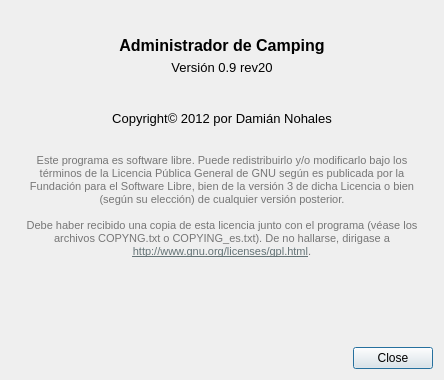
Qt form src/ui/DialogAbout.ui (dnohales/camping) before a commit.
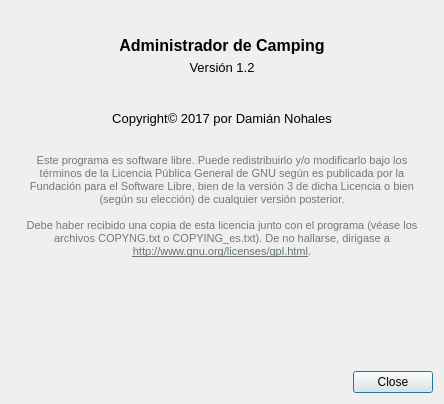
The same form after that commit. Icons and pictures are not drawn.

```diff
--- a/src/ui/DialogAbout.ui
+++ b/src/ui/DialogAbout.ui
@@ -7,7 +7,7 @@
     <x>0</x>
     <y>0</y>
     <width>444</width>
-    <height>380</height>
+    <height>404</height>
    </rect>
   </property>
   <property name="sizePolicy">
@@ -39,10 +39,10 @@
       <string>&lt;!DOCTYPE HTML PUBLIC &quot;-//W3C//DTD HTML 4.0//EN&quot; &quot;http://www.w3.org/TR/REC-html40/strict.dtd&quot;&gt;
 &lt;html&gt;&lt;head&gt;&lt;meta name=&quot;qrichtext&quot; content=&quot;1&quot; /&gt;&lt;style type=&quot;text/css&quot;&gt;
 p, li { white-space: pre-wrap; }
-&lt;/style&gt;&lt;/head&gt;&lt;body style=&quot; font-family:'Sans'; font-size:10pt; font-weight:400; font-style:normal;&quot;&gt;
+&lt;/style&gt;&lt;/head&gt;&lt;body style=&quot; font-family:'MS Shell Dlg 2'; font-size:8pt; font-weight:400; font-style:normal;&quot;&gt;
 &lt;p align=&quot;center&quot; style=&quot; margin-top:0px; margin-bottom:0px; margin-left:0px; margin-right:0px; -qt-block-indent:0; text-indent:0px;&quot;&gt;&lt;img src=&quot;:/imgs/tent.png&quot; /&gt;&lt;/p&gt;
-&lt;p align=&quot;center&quot; style=&quot; margin-top:0px; margin-bottom:0px; margin-left:0px; margin-right:0px; -qt-block-indent:0; text-indent:0px;&quot;&gt;&lt;span style=&quot; font-size:12pt; font-weight:600;&quot;&gt;Administrador de Camping&lt;/span&gt;&lt;/p&gt;
-&lt;p align=&quot;center&quot; style=&quot; margin-top:5px; margin-bottom:0px; margin-left:0px; margin-right:0px; -qt-block-indent:0; text-indent:0px;&quot;&gt;Versión 0.9 rev20&lt;/p&gt;&lt;/body&gt;&lt;/html&gt;</string>
+&lt;p align=&quot;center&quot; style=&quot; margin-top:0px; margin-bottom:0px; margin-left:0px; margin-right:0px; -qt-block-indent:0; text-indent:0px;&quot;&gt;&lt;span style=&quot; font-family:'Sans'; font-size:12pt; font-weight:600;&quot;&gt;Administrador de Camping&lt;/span&gt;&lt;/p&gt;
+&lt;p align=&quot;center&quot; style=&quot; margin-top:5px; margin-bottom:0px; margin-left:0px; margin-right:0px; -qt-block-indent:0; text-indent:0px;&quot;&gt;&lt;span style=&quot; font-family:'Sans'; font-size:10pt;&quot;&gt;Versión 1.2&lt;/span&gt;&lt;/p&gt;&lt;/body&gt;&lt;/html&gt;</string>
      </property>
      <property name="alignment">
       <set>Qt::AlignCenter</set>
@@ -68,18 +68,18 @@
       <string>&lt;!DOCTYPE HTML PUBLIC &quot;-//W3C//DTD HTML 4.0//EN&quot; &quot;http://www.w3.org/TR/REC-html40/strict.dtd&quot;&gt;
 &lt;html&gt;&lt;head&gt;&lt;meta name=&quot;qrichtext&quot; content=&quot;1&quot; /&gt;&lt;style type=&quot;text/css&quot;&gt;
 p, li { white-space: pre-wrap; }
-&lt;/style&gt;&lt;/head&gt;&lt;body style=&quot; font-family:'Sans'; font-size:10pt; font-weight:400; font-style:normal;&quot;&gt;
-&lt;p align=&quot;center&quot; style=&quot; margin-top:0px; margin-bottom:0px; margin-left:0px; margin-right:0px; -qt-block-indent:0; text-indent:0px;&quot;&gt;Copyright© 2012 por Damián Nohales&lt;/p&gt;
-&lt;p align=&quot;center&quot; style=&quot;-qt-paragraph-type:empty; margin-top:0px; margin-bottom:0px; margin-left:0px; margin-right:0px; -qt-block-indent:0; text-indent:0px; font-size:9pt; color:#838383;&quot;&gt;&lt;/p&gt;
-&lt;p align=&quot;center&quot; style=&quot;-qt-paragraph-type:empty; margin-top:0px; margin-bottom:0px; margin-left:0px; margin-right:0px; -qt-block-indent:0; text-indent:0px; font-size:9pt; color:#838383;&quot;&gt;&lt;/p&gt;
-&lt;p align=&quot;center&quot; style=&quot; margin-top:0px; margin-bottom:0px; margin-left:0px; margin-right:0px; -qt-block-indent:0; text-indent:0px;&quot;&gt;&lt;span style=&quot; font-size:8pt; color:#767676;&quot;&gt;Este programa es software libre. Puede redistribuirlo y/o modificarlo bajo los&lt;/span&gt;&lt;/p&gt;
-&lt;p align=&quot;center&quot; style=&quot; margin-top:0px; margin-bottom:0px; margin-left:0px; margin-right:0px; -qt-block-indent:0; text-indent:0px;&quot;&gt;&lt;span style=&quot; font-size:8pt; color:#767676;&quot;&gt;términos de la Licencia Pública General de GNU según es publicada por la&lt;/span&gt;&lt;/p&gt;
-&lt;p align=&quot;center&quot; style=&quot; margin-top:0px; margin-bottom:0px; margin-left:0px; margin-right:0px; -qt-block-indent:0; text-indent:0px;&quot;&gt;&lt;span style=&quot; font-size:8pt; color:#767676;&quot;&gt;Fundación para el Software Libre, bien de la versión 3 de dicha Licencia o bien&lt;/span&gt;&lt;/p&gt;
-&lt;p align=&quot;center&quot; style=&quot; margin-top:0px; margin-bottom:0px; margin-left:0px; margin-right:0px; -qt-block-indent:0; text-indent:0px;&quot;&gt;&lt;span style=&quot; font-size:8pt; color:#767676;&quot;&gt;(según su elección) de cualquier versión posterior.&lt;/span&gt;&lt;/p&gt;
-&lt;p align=&quot;center&quot; style=&quot;-qt-paragraph-type:empty; margin-top:0px; margin-bottom:0px; margin-left:0px; margin-right:0px; -qt-block-indent:0; text-indent:0px; font-size:8pt; color:#767676;&quot;&gt;&lt;/p&gt;
-&lt;p align=&quot;center&quot; style=&quot; margin-top:0px; margin-bottom:0px; margin-left:0px; margin-right:0px; -qt-block-indent:0; text-indent:0px;&quot;&gt;&lt;span style=&quot; font-size:8pt; color:#767676;&quot;&gt;Debe haber recibido una copia de esta licencia junto con el programa (véase los&lt;/span&gt;&lt;/p&gt;
-&lt;p align=&quot;center&quot; style=&quot; margin-top:0px; margin-bottom:0px; margin-left:0px; margin-right:0px; -qt-block-indent:0; text-indent:0px;&quot;&gt;&lt;span style=&quot; font-size:8pt; color:#767676;&quot;&gt;archivos COPYNG.txt o COPYING_es.txt). De no hallarse, dirigase a&lt;/span&gt;&lt;/p&gt;
-&lt;p align=&quot;center&quot; style=&quot; margin-top:0px; margin-bottom:0px; margin-left:0px; margin-right:0px; -qt-block-indent:0; text-indent:0px;&quot;&gt;&lt;a href=&quot;http://www.gnu.org/licenses/gpl.html&quot;&gt;&lt;span style=&quot; font-size:8pt; text-decoration: underline; color:#647376;&quot;&gt;http://www.gnu.org/licenses/gpl.html&lt;/span&gt;&lt;/a&gt;&lt;span style=&quot; font-size:8pt; color:#767676;&quot;&gt;.&lt;/span&gt;&lt;/p&gt;&lt;/body&gt;&lt;/html&gt;</string>
+&lt;/style&gt;&lt;/head&gt;&lt;body style=&quot; font-family:'MS Shell Dlg 2'; font-size:8pt; font-weight:400; font-style:normal;&quot;&gt;
+&lt;p align=&quot;center&quot; style=&quot; margin-top:0px; margin-bottom:0px; margin-left:0px; margin-right:0px; -qt-block-indent:0; text-indent:0px;&quot;&gt;&lt;span style=&quot; font-family:'Sans'; font-size:10pt;&quot;&gt;Copyright© 2017 por Damián Nohales&lt;/span&gt;&lt;/p&gt;
+&lt;p align=&quot;center&quot; style=&quot;-qt-paragraph-type:empty; margin-top:0px; margin-bottom:0px; margin-left:0px; margin-right:0px; -qt-block-indent:0; text-indent:0px; font-family:'Sans'; font-size:9pt; color:#838383;&quot;&gt;&lt;br /&gt;&lt;/p&gt;
+&lt;p align=&quot;center&quot; style=&quot;-qt-paragraph-type:empty; margin-top:0px; margin-bottom:0px; margin-left:0px; margin-right:0px; -qt-block-indent:0; text-indent:0px; font-family:'Sans'; font-size:9pt; color:#838383;&quot;&gt;&lt;br /&gt;&lt;/p&gt;
+&lt;p align=&quot;center&quot; style=&quot; margin-top:0px; margin-bottom:0px; margin-left:0px; margin-right:0px; -qt-block-indent:0; text-indent:0px;&quot;&gt;&lt;span style=&quot; font-family:'Sans'; color:#767676;&quot;&gt;Este programa es software libre. Puede redistribuirlo y/o modificarlo bajo los&lt;/span&gt;&lt;/p&gt;
+&lt;p align=&quot;center&quot; style=&quot; margin-top:0px; margin-bottom:0px; margin-left:0px; margin-right:0px; -qt-block-indent:0; text-indent:0px;&quot;&gt;&lt;span style=&quot; font-family:'Sans'; color:#767676;&quot;&gt;términos de la Licencia Pública General de GNU según es publicada por la&lt;/span&gt;&lt;/p&gt;
+&lt;p align=&quot;center&quot; style=&quot; margin-top:0px; margin-bottom:0px; margin-left:0px; margin-right:0px; -qt-block-indent:0; text-indent:0px;&quot;&gt;&lt;span style=&quot; font-family:'Sans'; color:#767676;&quot;&gt;Fundación para el Software Libre, bien de la versión 3 de dicha Licencia o bien&lt;/span&gt;&lt;/p&gt;
+&lt;p align=&quot;center&quot; style=&quot; margin-top:0px; margin-bottom:0px; margin-left:0px; margin-right:0px; -qt-block-indent:0; text-indent:0px;&quot;&gt;&lt;span style=&quot; font-family:'Sans'; color:#767676;&quot;&gt;(según su elección) de cualquier versión posterior.&lt;/span&gt;&lt;/p&gt;
+&lt;p align=&quot;center&quot; style=&quot;-qt-paragraph-type:empty; margin-top:0px; margin-bottom:0px; margin-left:0px; margin-right:0px; -qt-block-indent:0; text-indent:0px; font-family:'Sans'; color:#767676;&quot;&gt;&lt;br /&gt;&lt;/p&gt;
+&lt;p align=&quot;center&quot; style=&quot; margin-top:0px; margin-bottom:0px; margin-left:0px; margin-right:0px; -qt-block-indent:0; text-indent:0px;&quot;&gt;&lt;span style=&quot; font-family:'Sans'; color:#767676;&quot;&gt;Debe haber recibido una copia de esta licencia junto con el programa (véase los&lt;/span&gt;&lt;/p&gt;
+&lt;p align=&quot;center&quot; style=&quot; margin-top:0px; margin-bottom:0px; margin-left:0px; margin-right:0px; -qt-block-indent:0; text-indent:0px;&quot;&gt;&lt;span style=&quot; font-family:'Sans'; color:#767676;&quot;&gt;archivos COPYNG.txt o COPYING_es.txt). De no hallarse, dirigase a&lt;/span&gt;&lt;/p&gt;
+&lt;p align=&quot;center&quot; style=&quot; margin-top:0px; margin-bottom:0px; margin-left:0px; margin-right:0px; -qt-block-indent:0; text-indent:0px;&quot;&gt;&lt;a href=&quot;http://www.gnu.org/licenses/gpl.html&quot;&gt;&lt;span style=&quot; font-family:'Sans'; text-decoration: underline; color:#647376;&quot;&gt;http://www.gnu.org/licenses/gpl.html&lt;/span&gt;&lt;/a&gt;&lt;span style=&quot; font-family:'Sans'; color:#767676;&quot;&gt;.&lt;/span&gt;&lt;/p&gt;&lt;/body&gt;&lt;/html&gt;</string>
      </property>
      <property name="openExternalLinks">
       <bool>true</bool>
```
